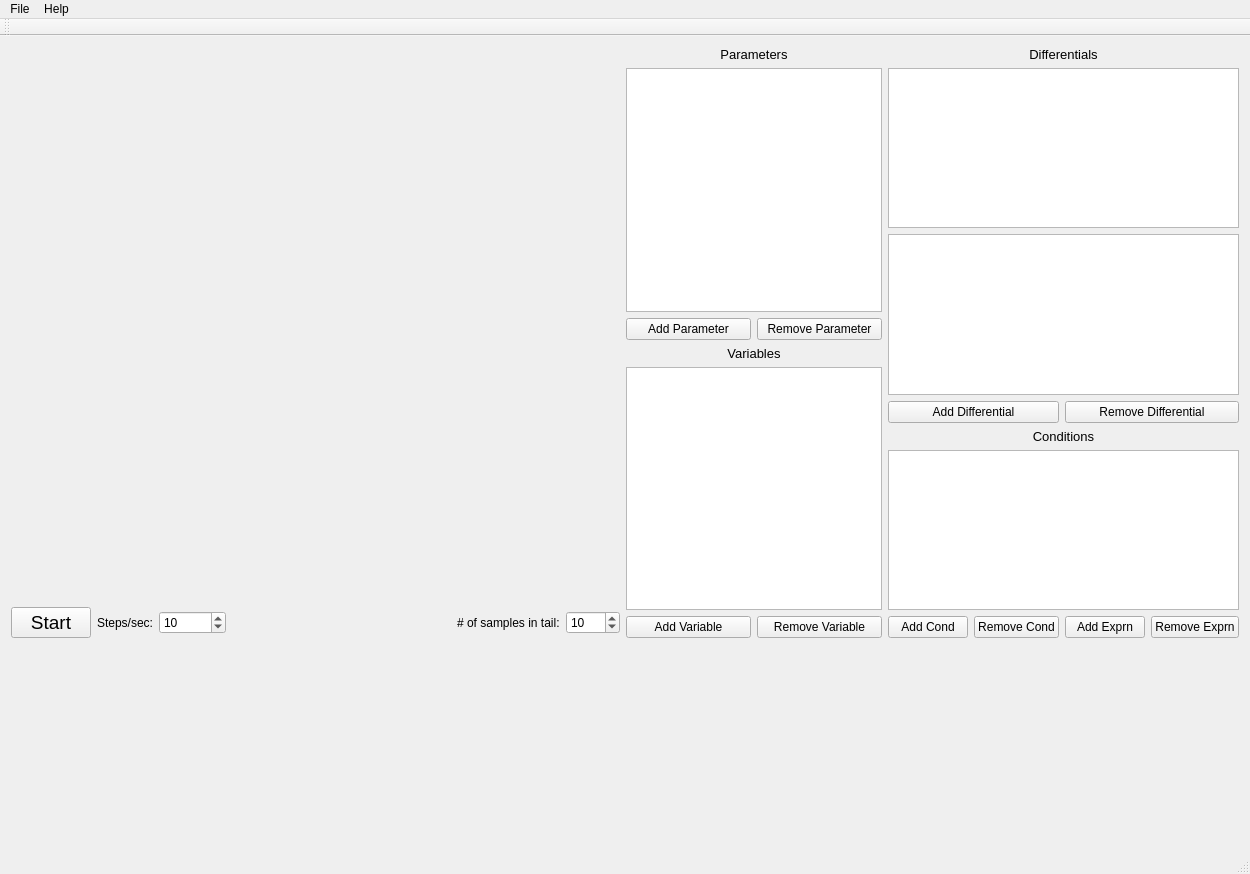
This is source/forms/mainwindow.ui in mattphillipsphd/DynaSys as Qt 5 draws it before an edit. The edited form follows.
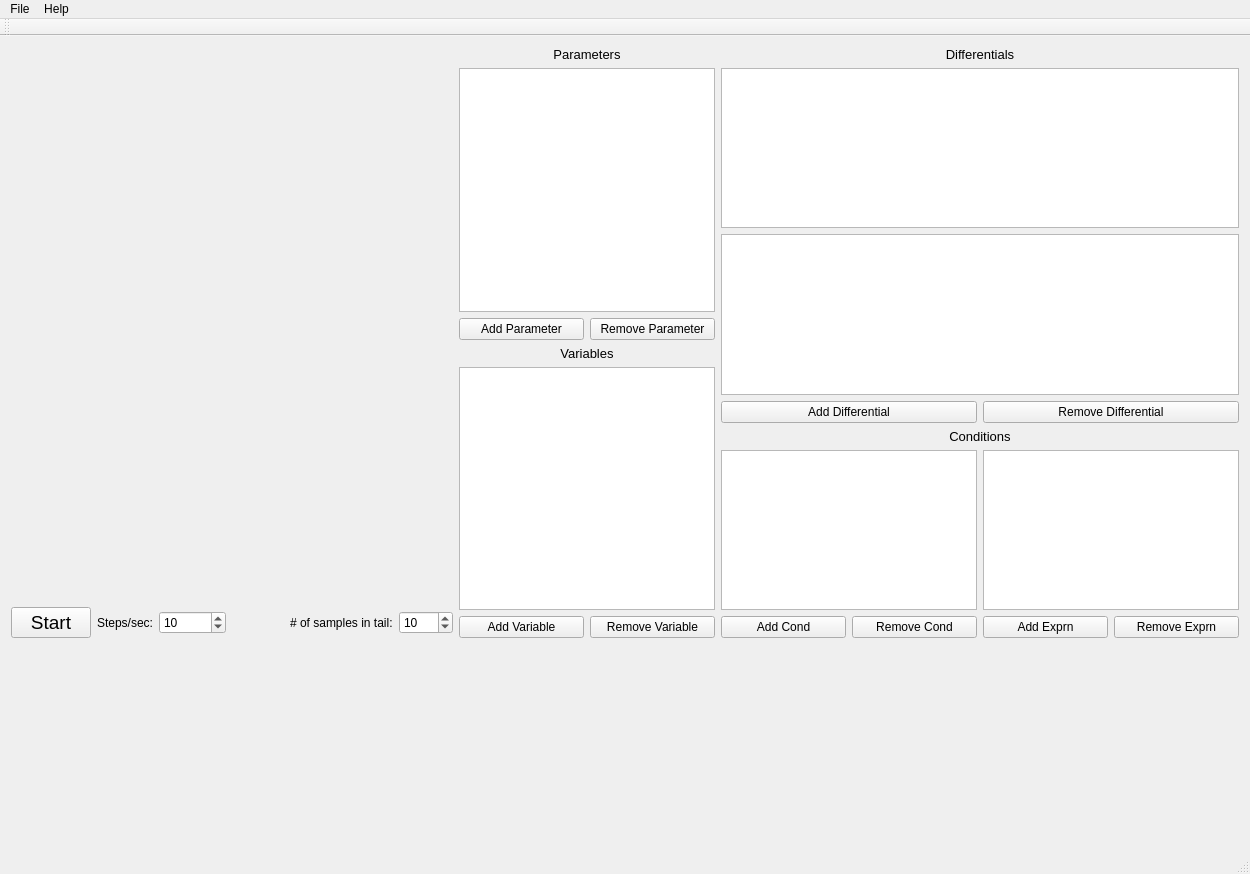
This is the edited form. Custom widgets are drawn as their Qt base class.

Commit message: laptop Thu, Nov 14, 2013  8:13:05 PM

What changed in the file:
```diff
--- a/source/forms/mainwindow.ui
+++ b/source/forms/mainwindow.ui
@@ -170,16 +170,6 @@
           </property>
          </widget>
         </item>
-        <item row="5" column="0" colspan="4">
-         <widget class="ColumnView" name="clmConditions">
-          <property name="defaultDropAction">
-           <enum>Qt::IgnoreAction</enum>
-          </property>
-          <property name="alternatingRowColors">
-           <bool>false</bool>
-          </property>
-         </widget>
-        </item>
         <item row="6" column="2">
          <widget class="QPushButton" name="btnAddExpression">
           <property name="text">
@@ -251,6 +241,12 @@
           </property>
          </widget>
         </item>
+        <item row="5" column="2" colspan="2">
+         <widget class="QListView" name="lsResults"/>
+        </item>
+        <item row="5" column="0" colspan="2">
+         <widget class="QListView" name="lsConditions"/>
+        </item>
        </layout>
       </item>
      </layout>
@@ -324,11 +320,6 @@
    <header location="global">qwt_plot.h</header>
    <container>1</container>
   </customwidget>
-  <customwidget>
-   <class>ColumnView</class>
-   <extends>QColumnView</extends>
-   <header location="global">gui/columnview.h</header>
-  </customwidget>
  </customwidgets>
  <resources/>
  <connections/>
```
Left out of the diff: 10 changed lines with no effect on the pictures. The commit also changes 2 other files.
